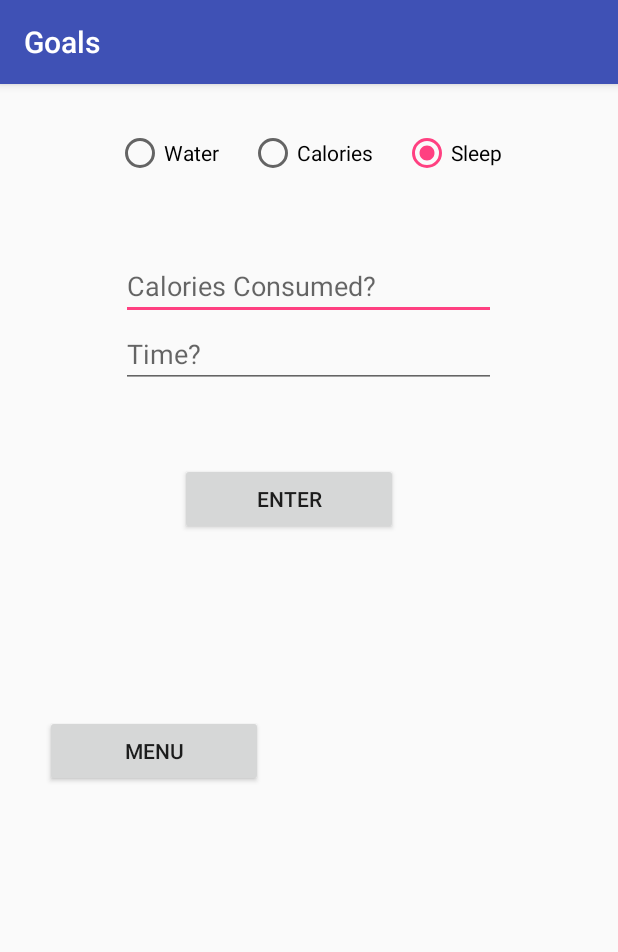
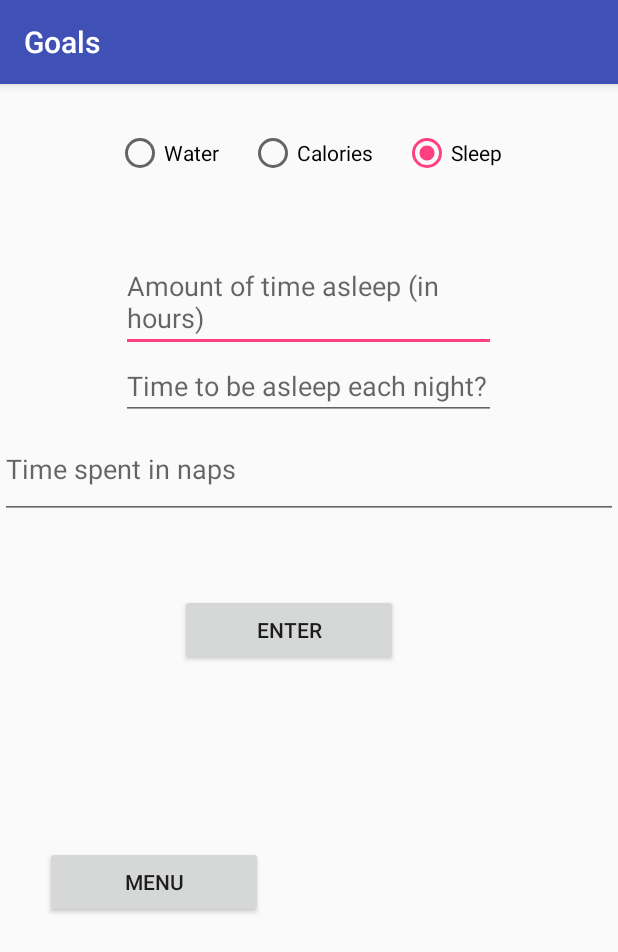
Before and after one commit to andrewalisa/energy-trek, an Android app: the GoalsActivity screen opened directly, with no data from a screen before it, after a tap on "Sleep", on a phone screen of 412 x 824 dp. Shown: the top 952 px of the screen. Run offline under Robolectric (Android 15) with nearby library versions, the phone set to English and light mode, and no system bars; 2 other taps on this screen came first.

Commit message:
Finished adding radio/text code

```diff
--- a/app/src/main/java/com/example/chase/EnergyTrek/GoalsActivity.java
+++ b/app/src/main/java/com/example/chase/EnergyTrek/GoalsActivity.java
@@ -4,6 +4,7 @@ import android.content.Intent;
 import android.support.v7.app.AppCompatActivity;
 import android.os.Bundle;
 import android.view.View;
+import android.widget.EditText;
 import android.widget.RadioButton;
 
 public class GoalsActivity extends AppCompatActivity {
@@ -18,16 +19,29 @@ public class GoalsActivity extends AppCompatActivity {
         // Is the button now checked?
         boolean checked = ((RadioButton) view).isChecked();
 
+        EditText label1 = (EditText) findViewById(R.id.calories);
+        EditText label2 = (EditText) findViewById(R.id.time);
+        EditText label3 = (EditText) findViewById(R.id.property3);
+
         // Check which radio button was clicked
         switch(view.getId()) {
             case R.id.radio_water:
                 if (checked)
+                    label1.setHint("Cups of water per day");
+                    label2.setHint("Time between cups (in hours?)");
                     break;
             case R.id.radio_calories:
                 if (checked)
+                    label1.setHint("Calories consumed per day");
+                    label2.setHint("Meals/snacks per day");
+                    label3.setHint("Time since last meal (in hours)");
                     break;
             case R.id.radio_sleep:
                 if (checked)
+                    label1.setHint("Amount of time asleep (in hours)");
+                    label2.setHint("Time to be asleep each night?");
+                    label3.setHint("Time spent in naps");
+
                     break;
         }
     }
--- a/app/src/main/res/layout/activity_goals.xml
+++ b/app/src/main/res/layout/activity_goals.xml
@@ -36,7 +36,8 @@
         android:layout_height="0dp"
         android:layout_weight="0.15"
         android:layout_gravity="start"
-        android:orientation="vertical">
+        android:orientation="vertical"
+        android:weightSum="1">
 
         <EditText
             android:id="@+id/calories"
@@ -52,6 +53,14 @@
             android:layout_height="wrap_content"
             android:layout_gravity="center"
             android:hint="@string/edit_time" />
+
+        <EditText
+            android:layout_width="match_parent"
+            android:layout_height="wrap_content"
+            android:inputType="textPersonName"
+            android:ems="10"
+            android:id="@+id/property3"
+            android:layout_weight="0.09" />
 
         <Button
             android:id="@+id/enterButton"
```
Also changed, not shown: app/src/main/java/com/example/chase/EnergyTrek/ComparisonActivity.java (+36 -3 lines), app/src/main/java/com/example/chase/EnergyTrek/HealthInfoActivity.java (+7 -4 lines), app/src/main/java/com/example/chase/EnergyTrek/ProgressActivity.java (+37 -3 lines), app/src/main/res/layout/activity_health_info.xml (+26 -25 lines).
